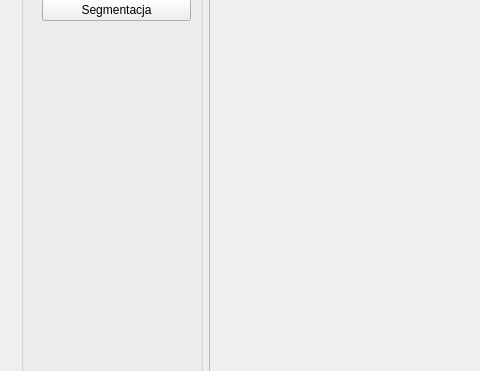
Old version of the form ImageRecognition/mainwindow.ui in the repository nieznanysprawiciel/POBRImageRecognition; both pictures show x 0 to 480 and y 280 to 651 of the 1137 by 757 pixel window.
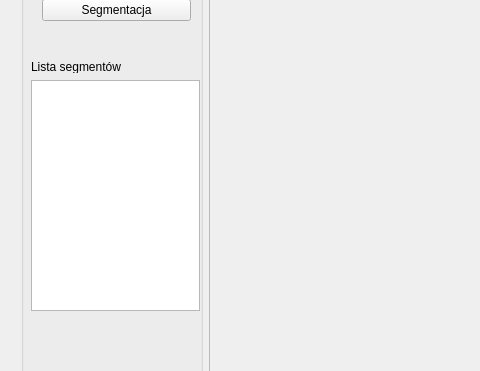
New version of the form.

Commit message: Segments list model added

Patch:
```diff
--- a/ImageRecognition/mainwindow.ui
+++ b/ImageRecognition/mainwindow.ui
@@ -80,6 +80,29 @@
          </item>
         </layout>
        </widget>
+       <widget class="QListView" name="segmentsList">
+        <property name="geometry">
+         <rect>
+          <x>10</x>
+          <y>320</y>
+          <width>169</width>
+          <height>231</height>
+         </rect>
+        </property>
+       </widget>
+       <widget class="QLabel" name="label_2">
+        <property name="geometry">
+         <rect>
+          <x>10</x>
+          <y>300</y>
+          <width>169</width>
+          <height>13</height>
+         </rect>
+        </property>
+        <property name="text">
+         <string>Lista segmentów</string>
+        </property>
+       </widget>
       </widget>
      </item>
      <item row="0" column="1">
```
The commit also changes 3 other files.
